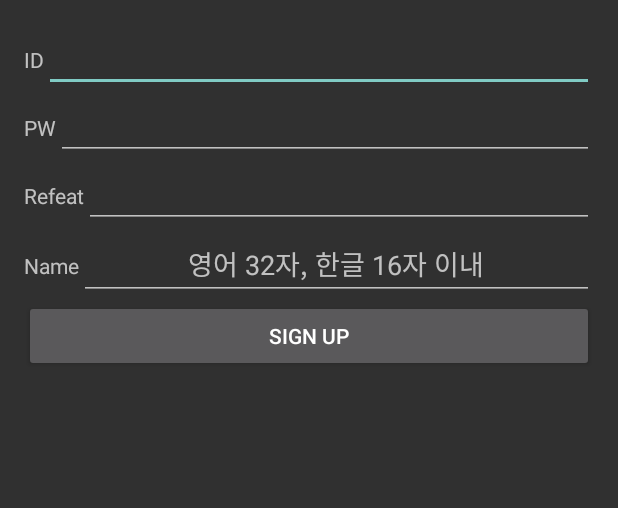
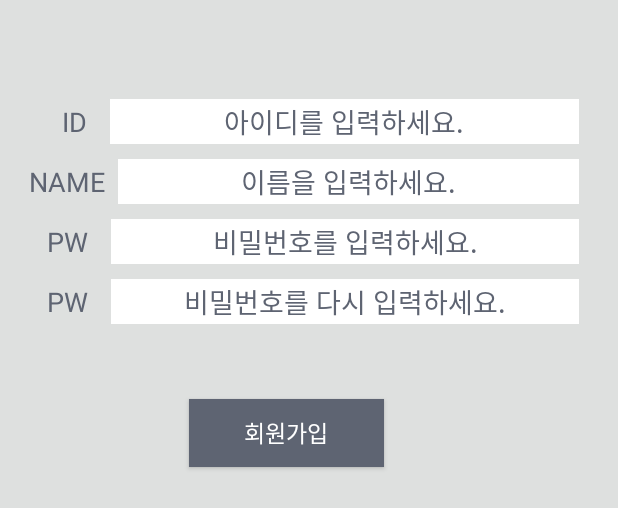
Before and after one commit to jinny3770/coins, an Android app: the layout signup.xml on its own in the app's theme, with its tools: preview values and no code run, on a phone screen of 412 x 824 dp. Shown: the top 508 px of the screen. Run offline under Robolectric (Android 15) with nearby library versions, the phone set to English and light mode, and no system bars.

Commit message:
sign up and login ui

```diff
--- a/Coins2/app/src/main/res/layout/signup.xml
+++ b/Coins2/app/src/main/res/layout/signup.xml
@@ -5,7 +5,8 @@
     android:paddingLeft="@dimen/activity_horizontal_margin"
     android:paddingRight="@dimen/activity_horizontal_margin"
     android:paddingTop="@dimen/activity_vertical_margin"
-    android:layout_height="match_parent">
+    android:layout_height="match_parent"
+    android:background="#dee0df">
 
     <LinearLayout
         android:layout_width="match_parent"
@@ -15,14 +16,30 @@
         <TextView
             android:layout_width="wrap_content"
             android:layout_height="wrap_content"
-            android:text="ID" />
+            android:text="ID"
+            android:layout_marginLeft="25dp"
+            android:layout_marginTop="50dp"
+            android:textColor="#5e6472"
+            android:textSize="18dp"/>
 
         <EditText
-            android:layout_width="wrap_content"
-            android:layout_height="wrap_content"
+            android:id="@+id/signUpID"
+            android:layout_width="20dp"
+            android:layout_height="30dp"
+            android:layout_marginTop="50dp"
+            android:layout_marginLeft="15dp"
+            android:layout_marginRight="10dp"
             android:layout_weight="1"
-            android:inputType="textEmailAddress"
-            android:id="@+id/signUpID"/>
+            android:background="#ffffff"
+            android:hint="아이디를 입력하세요."
+            android:textColor="#5e6472"
+            android:textColorHint="#5e6472"
+            android:textSize="18dp"
+            android:textAlignment="center"
+
+            />
+
+
 
     </LinearLayout>
 
@@ -34,14 +51,29 @@
         <TextView
             android:layout_width="wrap_content"
             android:layout_height="wrap_content"
-            android:text="PW" />
+            android:text="NAME"
+            android:layout_marginTop="10dp"
+            android:layout_marginLeft="3dp"
+            android:textColor="#5e6472"
+            android:textSize="18dp"/>
 
         <EditText
-            android:layout_width="wrap_content"
-            android:layout_height="wrap_content"
+            android:id="@+id/signUpName"
+            android:layout_width="20dp"
+            android:layout_height="30dp"
+            android:layout_marginTop="10dp"
+            android:layout_marginLeft="8dp"
+            android:layout_marginRight="10dp"
             android:layout_weight="1"
-            android:inputType="textPassword"
-            android:id="@+id/signUpPW"/>
+            android:background="#ffffff"
+            android:hint="이름을 입력하세요."
+            android:textColor="#5e6472"
+            android:textColorHint="#5e6472"
+            android:textSize="18dp"
+            android:textAlignment="center"
+            />
+
+
 
     </LinearLayout>
 
@@ -53,15 +85,31 @@
         <TextView
             android:layout_width="wrap_content"
             android:layout_height="wrap_content"
-            android:text="Refeat" />
+            android:text="PW"
+            android:layout_marginLeft="15dp"
+            android:layout_marginTop="10dp"
+            android:textColor="#5e6472"
+            android:textSize="18dp"/>
 
         <EditText
-            android:layout_width="wrap_content"
-            android:layout_height="wrap_content"
+            android:id="@+id/signUpPW"
+            android:layout_width="20dp"
+            android:layout_height="30dp"
+            android:layout_marginTop="10dp"
+            android:layout_marginLeft="15dp"
+            android:layout_marginRight="10dp"
             android:layout_weight="1"
+            android:background="#ffffff"
+            android:hint="비밀번호를 입력하세요."
+            android:textColor="#5e6472"
+            android:textColorHint="#5e6472"
+            android:textSize="18dp"
+            android:textAlignment="center"
             android:inputType="textPassword"
-            android:privateImeOptions="defaultInputmode=english"
-            android:id="@+id/signUpPWRepeat"/>
+            />
+
+
+
 
     </LinearLayout>
 
@@ -73,22 +121,43 @@
         <TextView
             android:layout_width="wrap_content"
             android:layout_height="wrap_content"
-            android:text="Name" />
+            android:text="PW"
+            android:layout_marginLeft="15dp"
+            android:layout_marginTop="10dp"
+            android:textColor="#5e6472"
+            android:textSize="18dp"/>
+
+
 
         <EditText
-            android:layout_width="wrap_content"
-            android:layout_height="wrap_content"
+            android:id="@+id/signUpPWRepeat"
+            android:layout_width="30dp"
+            android:layout_height="30dp"
+            android:layout_marginTop="10dp"
+            android:layout_marginLeft="15dp"
+            android:layout_marginRight="10dp"
             android:layout_weight="1"
-            android:hint="영어 32자, 한글 16자 이내"
+            android:background="#ffffff"
+            android:hint="비밀번호를 다시 입력하세요."
+            android:textColor="#5e6472"
+            android:textColorHint="#5e6472"
+            android:textSize="18dp"
             android:textAlignment="center"
-            android:id="@+id/signUpName"/>
+            android:inputType="textPassword"
+            android:privateImeOptions="defaultInputmode=english"
+            />
 
     </LinearLayout>
 
+
     <Button
-        android:layout_width="match_parent"
-        android:layout_height="wrap_content"
-        android:text="Sign UP"
-        android:id="@+id/signupButton"/>
+        android:id="@+id/signupButton"
+        android:layout_width="130dp"
+        android:layout_height="45dp"
+        android:layout_marginLeft="110dp"
+        android:layout_marginTop="50dp"
+        android:background="#5e6472"
+        android:text="회원가입"
+        android:textSize="15dp"/>
 
 </LinearLayout>
```
Also changed, not shown: Coins2/app/src/main/res/layout/login.xml (+89 -41 lines).
